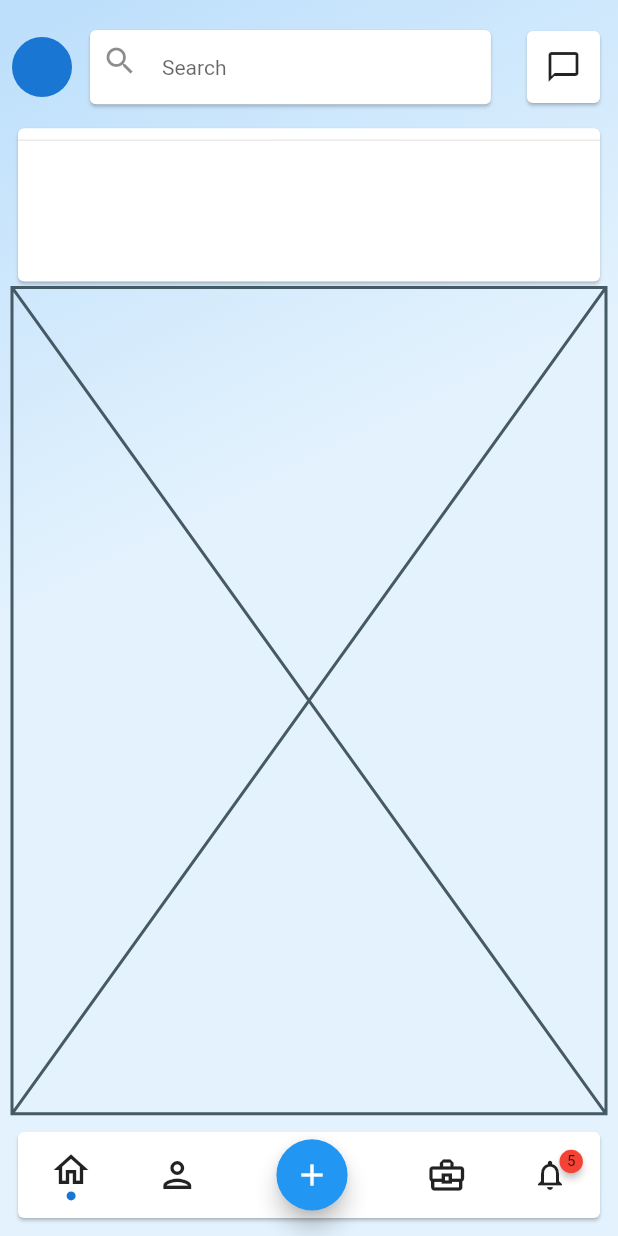
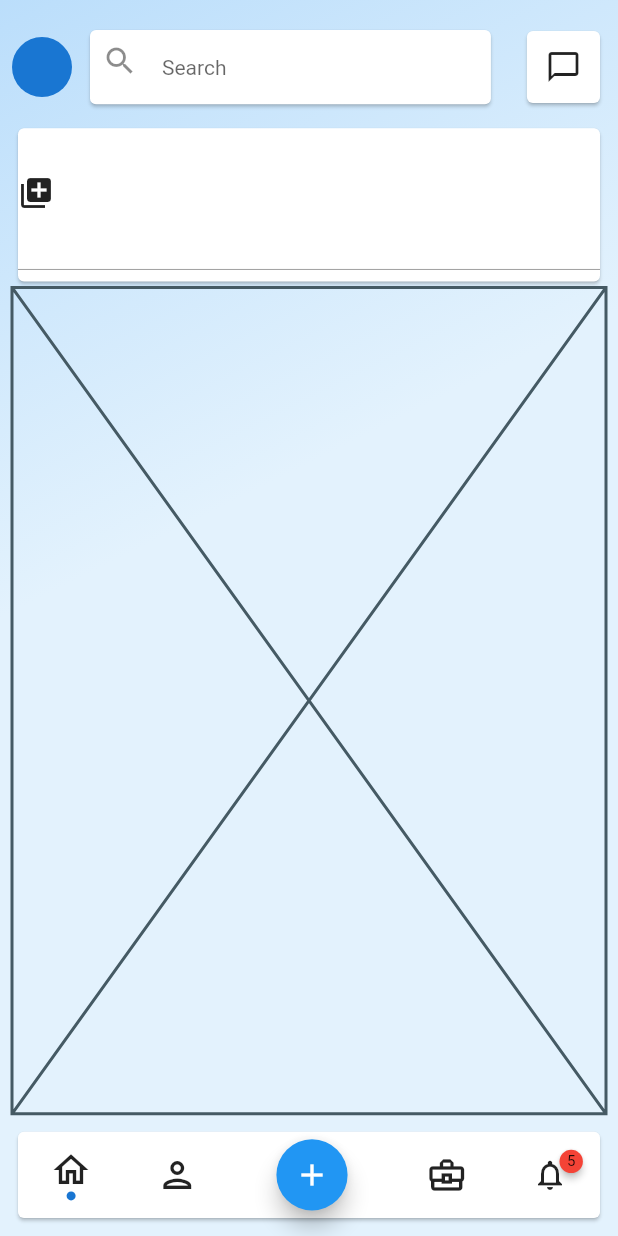
Before and after one commit to JAICHANGPARK/flutter_notebook_8th_story, a Flutter app: the screen it shows after launch, on a phone screen of 412 x 824 dp. Run offline on Flutter 3.47's test engine with Material 2 defaults, Android fonts, the phone set to English and light mode, and no system bars; drawn by our look-alikes of badges; our stand-ins replace flutter_hooks, google_fonts, hooks_riverpod, state_notifier.

Commit message:
Update linkedin_main_page.dart

```diff
--- a/lib/ep580_linkedin_app/linkedin_main_page.dart
+++ b/lib/ep580_linkedin_app/linkedin_main_page.dart
@@ -70,7 +70,14 @@ class _LinkedinMainPageState extends State<LinkedinMainPage> {
                   child: Card(
                     child: Column(
                       children: [
-                        Divider(color: ,)
+                        Expanded(
+                          child: Row(
+                            children: [
+                              Icon(Icons.add_to_photos),
+                            ],
+                          ),
+                        ),
+                        Divider(color: Colors.grey,)
                       ],
                     ),
                   ),
```
